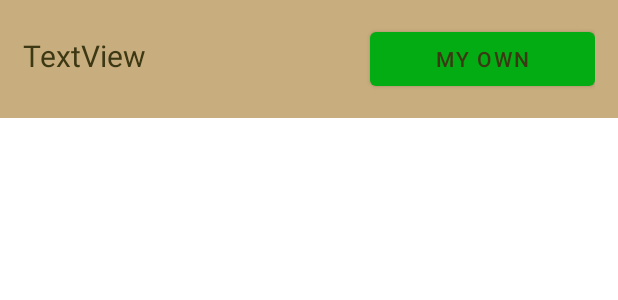
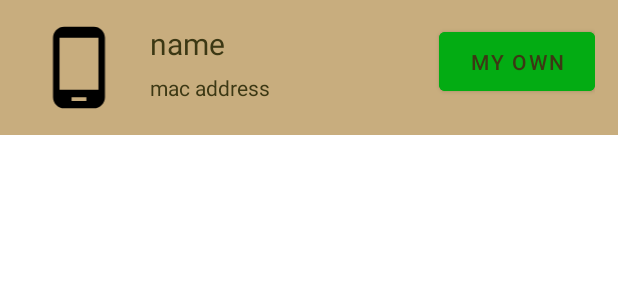
Before and after one commit to KarolWes/BluetoothGameApp, an Android app: the layout device_entry_layout.xml on its own in the app's theme, with its tools: preview values and no code run, on a phone screen of 412 x 824 dp. Shown: the top 300 px of the screen. Run offline under Robolectric (Android 15) with nearby library versions, the phone set to English and light mode, and no system bars.

Commit message:
list of visible devices

```diff
--- a/app/src/main/AndroidManifest.xml
+++ b/app/src/main/AndroidManifest.xml
@@ -6,6 +6,8 @@
     <uses-permission android:name="android.permission.BLUETOOTH_ADMIN" />
     <uses-permission android:name="android.permission.BLUETOOTH_CONNECT" />
     <uses-permission android:name="android.permission.BLUETOOTH_SCAN" />
+    <uses-permission android:name="android.permission.ACCESS_COARSE_LOCATION" />
+    <uses-permission android:name="android.permission.ACCESS_FINE_LOCATION" />
 
     <application
         android:allowBackup="true"
--- /dev/null
+++ b/app/src/main/res/drawable/baseline_phone_android_96.xml
@@ -0,0 +1,5 @@
+<vector android:height="96dp" android:tint="#000000"
+    android:viewportHeight="24" android:viewportWidth="24"
+    android:width="96dp" xmlns:android="http://schemas.android.com/apk/res/android">
+    <path android:fillColor="@android:color/white" android:pathData="M16,1L8,1C6.34,1 5,2.34 5,4v16c0,1.66 1.34,3 3,3h8c1.66,0 3,-1.34 3,-3L19,4c0,-1.66 -1.34,-3 -3,-3zM14,21h-4v-1h4v1zM17.25,18L6.75,18L6.75,4h10.5v14z"/>
+</vector>
--- a/app/src/main/res/layout/device_entry_layout.xml
+++ b/app/src/main/res/layout/device_entry_layout.xml
@@ -7,21 +7,48 @@
     android:background="@color/beige_800"
     android:padding="15dp">
 
+    <ImageView
+        android:id="@+id/imageView"
+        android:layout_width="59dp"
+        android:layout_height="59dp"
+        android:layout_weight="1"
+        app:srcCompat="@drawable/baseline_phone_android_96" />
+
+    <LinearLayout
+        android:layout_width="187dp"
+        android:layout_height="match_parent"
+        android:layout_weight="1"
+        android:orientation="vertical"
+        android:paddingLeft="10dp"
+        android:paddingRight="10dp">
+
         <TextView
             android:id="@+id/deviceTagText"
             android:layout_width="176dp"
             android:layout_height="wrap_content"
             android:layout_weight="1"
-        android:text="TextView"
+            android:text="name"
             android:textColor="@color/brown_700"
             android:textSize="20sp" />
+
+        <TextView
+            android:id="@+id/deviceMacText"
+            android:layout_width="match_parent"
+            android:layout_height="wrap_content"
+            android:layout_weight="1"
+            android:text="mac address"
+            android:textColor="@color/brown_700" />
+    </LinearLayout>
 
     <Button
         android:id="@+id/markOwnButton"
         android:layout_width="wrap_content"
         android:layout_height="wrap_content"
         android:layout_weight="1"
+        android:backgroundTint="@color/green_400"
+        android:padding="10dp"
         android:text="My own"
         android:textColor="@color/brown_700"
-        android:textColorHighlight="@color/green_400" />
+        android:textColorHighlight="@color/green_400"
+        app:rippleColor="@color/green_400" />
 </LinearLayout>
--- a/app/src/main/res/layout/fragment_current.xml
+++ b/app/src/main/res/layout/fragment_current.xml
@@ -77,6 +77,7 @@
         android:layout_height="wrap_content"
         android:backgroundTint="@color/gold"
         android:foregroundTint="@color/yellow"
+        android:onClick="sync"
         android:src="@android:drawable/ic_menu_rotate"
         app:layout_constraintBottom_toBottomOf="parent"
         app:layout_constraintEnd_toEndOf="parent"
--- a/app/src/main/res/menu/bottom_nav_menu.xml
+++ b/app/src/main/res/menu/bottom_nav_menu.xml
@@ -5,12 +5,10 @@
         android:id="@+id/navigation_current_session"
         android:icon="@drawable/ic_home_black_24dp"
         android:title="@string/title_current" />
-
     <item
         android:id="@+id/navigation_leaderboard"
         android:icon="@drawable/baseline_leaderboard_24"
         android:title="@string/title_leaderboard" />
-
     <item
         android:id="@+id/navigation_notifications"
         android:icon="@drawable/baseline_settings_24"
--- a/app/src/main/res/navigation/mobile_navigation.xml
+++ b/app/src/main/res/navigation/mobile_navigation.xml
@@ -3,7 +3,7 @@
     xmlns:app="http://schemas.android.com/apk/res-auto"
     xmlns:tools="http://schemas.android.com/tools"
     android:id="@+id/mobile_navigation"
-    app:startDestination="@+id/navigation_current_session">
+    app:startDestination="@id/navigation_current_session">
 
     <fragment
         android:id="@+id/navigation_current_session"
--- a/build.gradle
+++ b/build.gradle
@@ -1,6 +1,6 @@
 // Top-level build file where you can add configuration options common to all sub-projects/modules.
 plugins {
-    id 'com.android.application' version '8.0.0' apply false
-    id 'com.android.library' version '8.0.0' apply false
+    id 'com.android.application' version '8.0.1' apply false
+    id 'com.android.library' version '8.0.1' apply false
     id 'org.jetbrains.kotlin.android' version '1.8.21' apply false
 }
```
Also changed, not shown: app/src/main/java/com/example/bluetoothgame/Device.kt (+34 -15 lines), app/src/main/java/com/example/bluetoothgame/ui/home/HomeFragment.kt (+89 -57 lines). Lines whose indentation alone changed are shown as unchanged.
